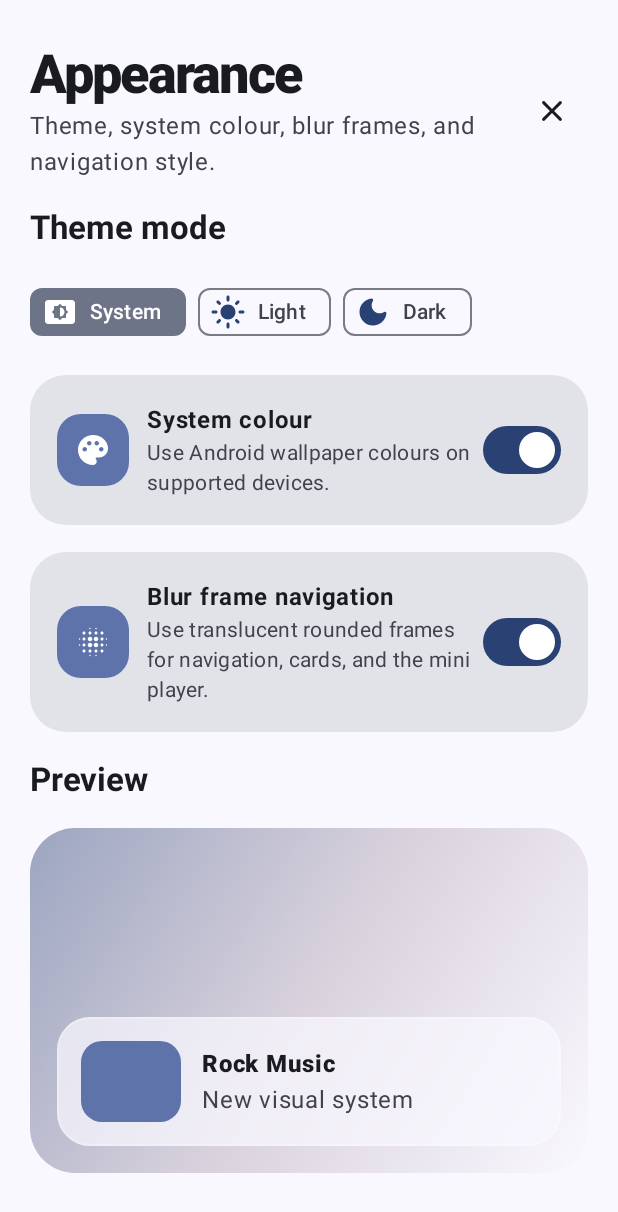
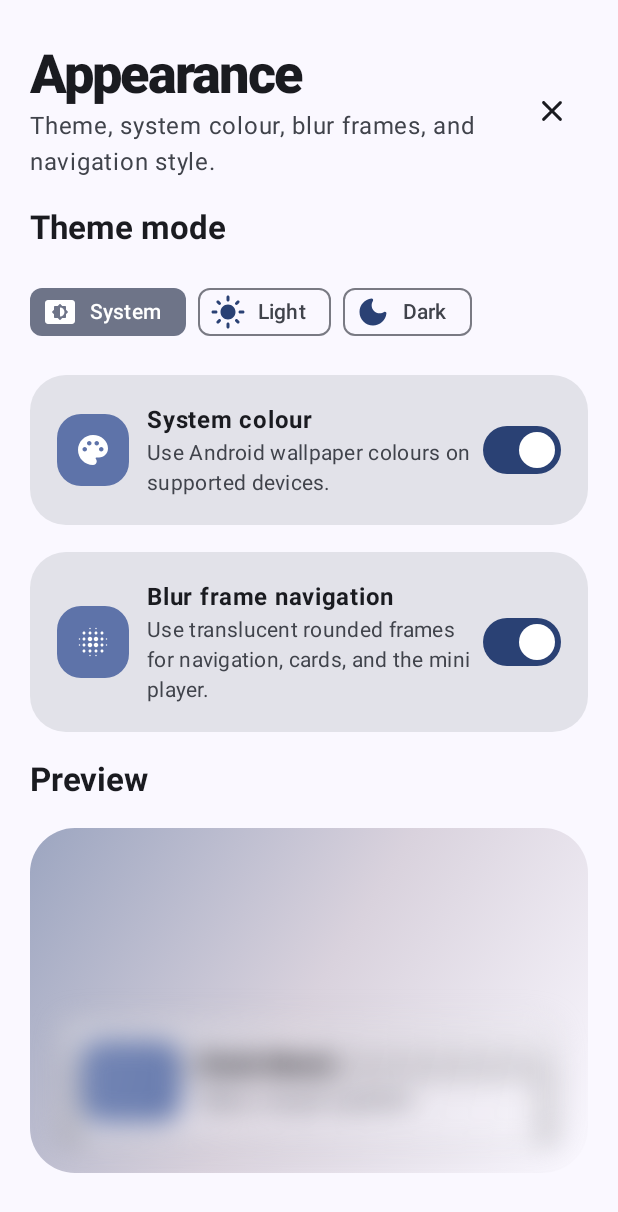
Before and after one commit to Sayanthrock-Developer/Rock-music, an Android app built with Jetpack Compose: the composable AppearanceScreen shown on its own in the app's theme, on a phone screen of 412 x 824 dp. Shown: the top 1212 px of the screen. Run offline under Robolectric (Android 15) with nearby library versions, the phone set to English and light mode, and no system bars.

```diff
--- a/app/src/main/java/com/rockmusic/app/presentation/settings/AppearanceScreen.kt
+++ b/app/src/main/java/com/rockmusic/app/presentation/settings/AppearanceScreen.kt
@@ -35,6 +35,10 @@ import androidx.compose.runtime.Composable
 import androidx.compose.ui.Alignment
 import androidx.compose.ui.Modifier
 import androidx.compose.ui.draw.clip
+import androidx.compose.ui.draw.blur
+import androidx.compose.ui.draw.BlurredEdgeTreatment
+import androidx.compose.ui.draw.drawWithCache
+import androidx.compose.ui.geometry.Offset
 import androidx.compose.ui.graphics.Brush
 import androidx.compose.ui.graphics.Color
 import androidx.compose.ui.graphics.vector.ImageVector
@@ -195,19 +199,48 @@ private fun AppearancePreview(useBlurFrames: Boolean) {
         Surface(
             modifier = Modifier
                 .align(Alignment.BottomCenter)
+                .then(
+                    if (useBlurFrames) {
+                        Modifier.blur(14.dp, BlurredEdgeTreatment.Unbounded).drawWithCache {
+                            val sheenGradient = Brush.linearGradient(
+                                colors = listOf(
+                                    Color.White.copy(alpha = 0.15f),
+                                    Color.Transparent,
+                                    Color.White.copy(alpha = 0.05f)
+                                ),
+                                start = Offset(0f, 0f),
+                                end = Offset(size.width, size.height)
+                            )
+                            onDrawWithContent {
+                                drawContent()
+                                drawRect(brush = sheenGradient)
+                            }
+                        }
+                    } else {
+                        Modifier
+                    }
+                )
                 .fillMaxWidth()
                 .border(
                     width = 1.dp,
-                    color = if (useBlurFrames) Color.White.copy(alpha = 0.24f) else Color.Transparent,
+                    brush = if (useBlurFrames) {
+                        Brush.linearGradient(
+                            colors = listOf(
+                                MaterialTheme.colorScheme.onSurface.copy(alpha = 0.3f),
+                                MaterialTheme.colorScheme.onSurface.copy(alpha = 0.05f)
+                            ),
+                            start = Offset(0f, 0f),
+                            end = Offset.Infinite
+                        )
+                    } else {
+                        Brush.linearGradient(listOf(Color.Transparent, Color.Transparent))
+                    },
                     shape = RoundedCornerShape(22.dp),
                 ),
             shape = RoundedCornerShape(22.dp),
-            color = if (useBlurFrames) {
-                MaterialTheme.colorScheme.surface.copy(alpha = 0.72f)
-            } else {
-                MaterialTheme.colorScheme.surface
-            },
+            color = if (useBlurFrames) MaterialTheme.colorScheme.surface.copy(alpha = 0.2f) else MaterialTheme.colorScheme.surface,
             tonalElevation = if (useBlurFrames) 0.dp else 4.dp,
+            shadowElevation = if (useBlurFrames) 14.dp else 2.dp,
         ) {
             Row(
                 modifier = Modifier.padding(16.dp),
```
Also changed, not shown: app/src/main/java/com/rockmusic/app/presentation/RockMusicRoot.kt (+36 -4 lines), 2 other files.
